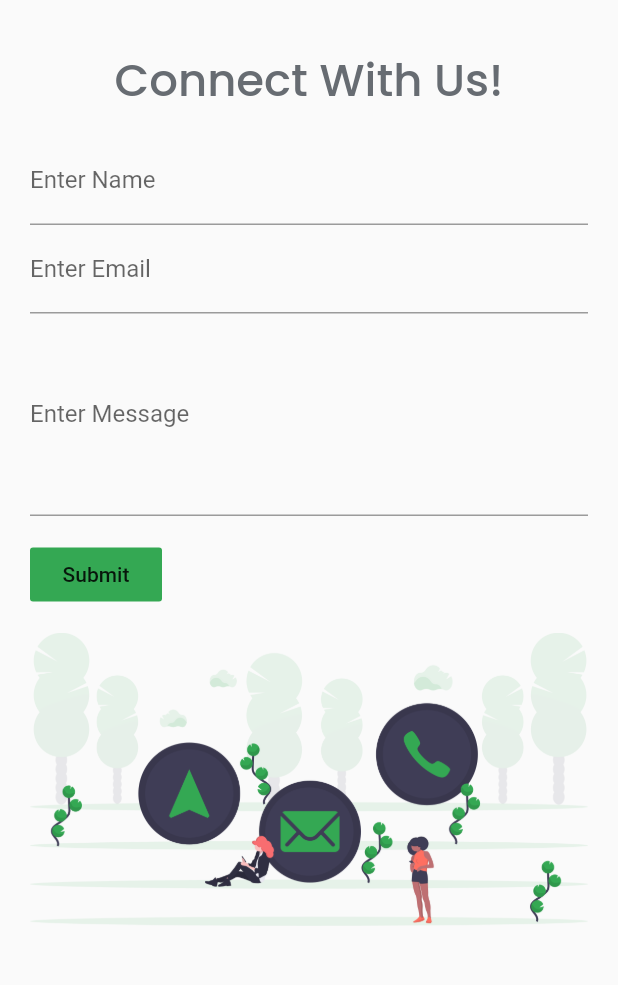
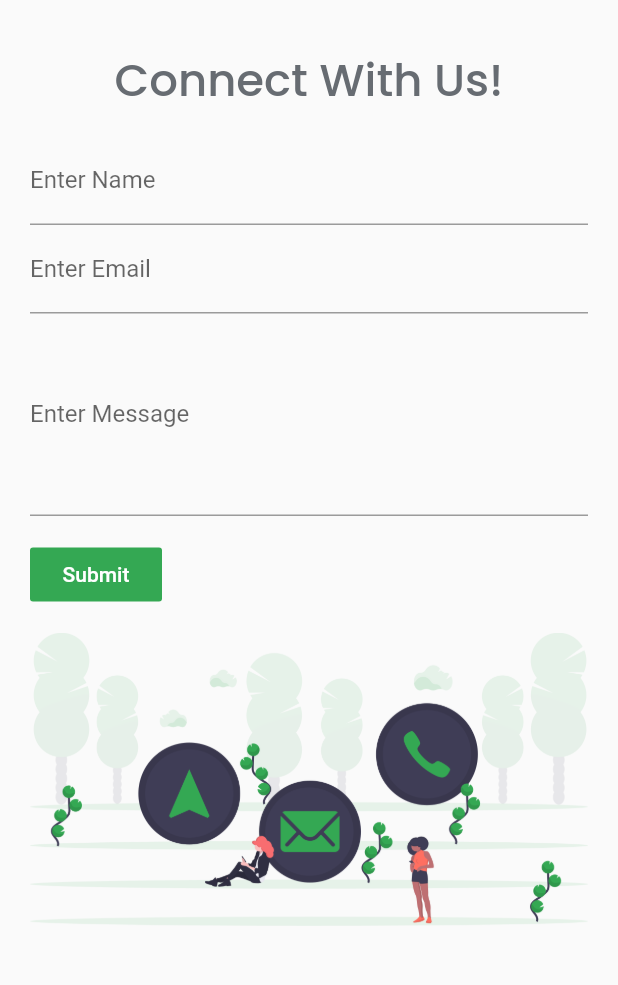
Before and after one commit to developer-student-club-thapar/mobile-app, a Flutter app: the screen it shows after launch, on a phone screen of 412 x 824 dp, the part 66-1051 px from its top. Run offline on Flutter 3.47's test engine with Material 2 defaults, Android fonts, the phone set to English and light mode, and no system bars; our stand-ins replace carousel_slider, flare_flutter, google_fonts; network calls fail.

Commit message:
Change submit button text color in contact

```diff
--- a/lib/screens/contacts.dart
+++ b/lib/screens/contacts.dart
@@ -130,7 +130,7 @@ class _MyContactFormState extends State<MyContactForm> {
                             });
                           }
                         },
-                        child: Text('Submit'),
+                        child: Text('Submit', style: TextStyle(color: Colors.white),),
                       ),
                     ),
 
```
